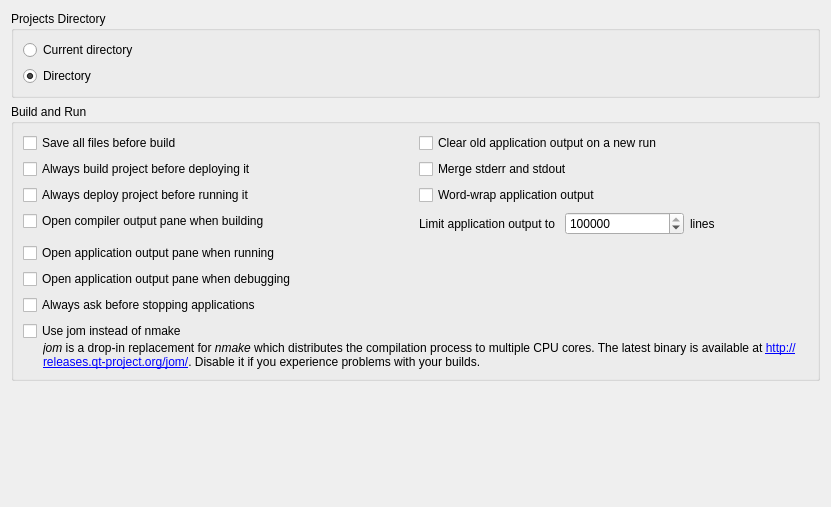
First picture: the form in src/plugins/projectexplorer/projectexplorersettingspage.ui, repository qt-creator/qt-creator, before the edit.
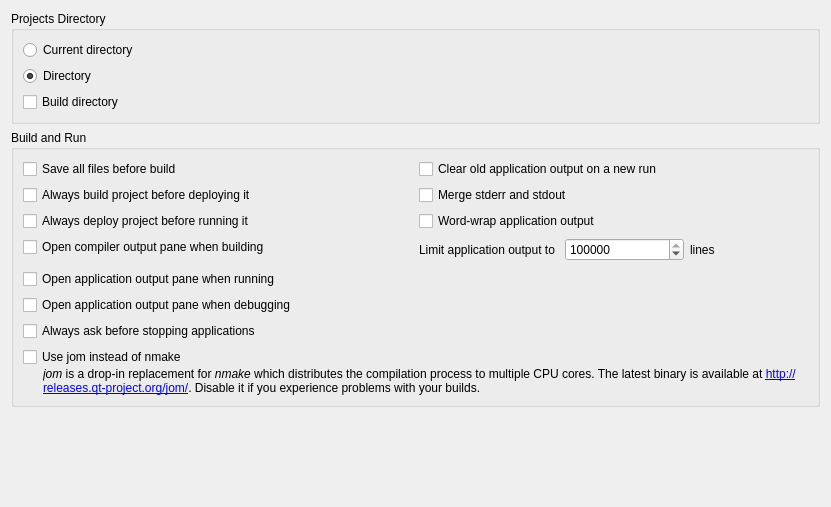
Second picture: the form after the edit. Custom widgets are drawn as their Qt base class.

Commit message:
Add option to place shadow build directory parallel to source tree.
This option requires that the projects directory setting is enabled.
For example with the following settings:

Projects directory: $HOME/depot
Build directory: $HOME/build

This will by default place the default shadow build directory in the
$HOME/build tree instead of adjacent to the source in $HOME/depot.

Patch:
```diff
--- a/src/plugins/projectexplorer/projectexplorersettingspage.ui
+++ b/src/plugins/projectexplorer/projectexplorersettingspage.ui
@@ -20,6 +20,9 @@
       <property name="fieldGrowthPolicy">
        <enum>QFormLayout::ExpandingFieldsGrow</enum>
       </property>
+      <property name="labelAlignment">
+       <set>Qt::AlignLeading|Qt::AlignLeft|Qt::AlignVCenter</set>
+      </property>
       <item row="0" column="0" colspan="2">
        <widget class="QRadioButton" name="currentDirectoryRadioButton">
         <property name="text">
@@ -30,6 +33,23 @@
         </attribute>
        </widget>
       </item>
+      <item row="1" column="1">
+       <widget class="Utils::PathChooser" name="projectsDirectoryPathChooser" native="true"/>
+      </item>
+      <item row="2" column="0">
+       <widget class="QCheckBox" name="buildDirectoryCheckBox">
+        <property name="text">
+         <string>Build directory</string>
+        </property>
+       </widget>
+      </item>
+      <item row="2" column="1">
+       <widget class="Utils::PathChooser" name="buildDirectoryPathChooser" native="true">
+        <property name="enabled">
+         <bool>false</bool>
+        </property>
+       </widget>
+      </item>
       <item row="1" column="0">
        <widget class="QRadioButton" name="directoryRadioButton">
         <property name="text">
```
Left out of the diff: 4 changed lines with no effect on the pictures. The commit also changes 5 other files.
